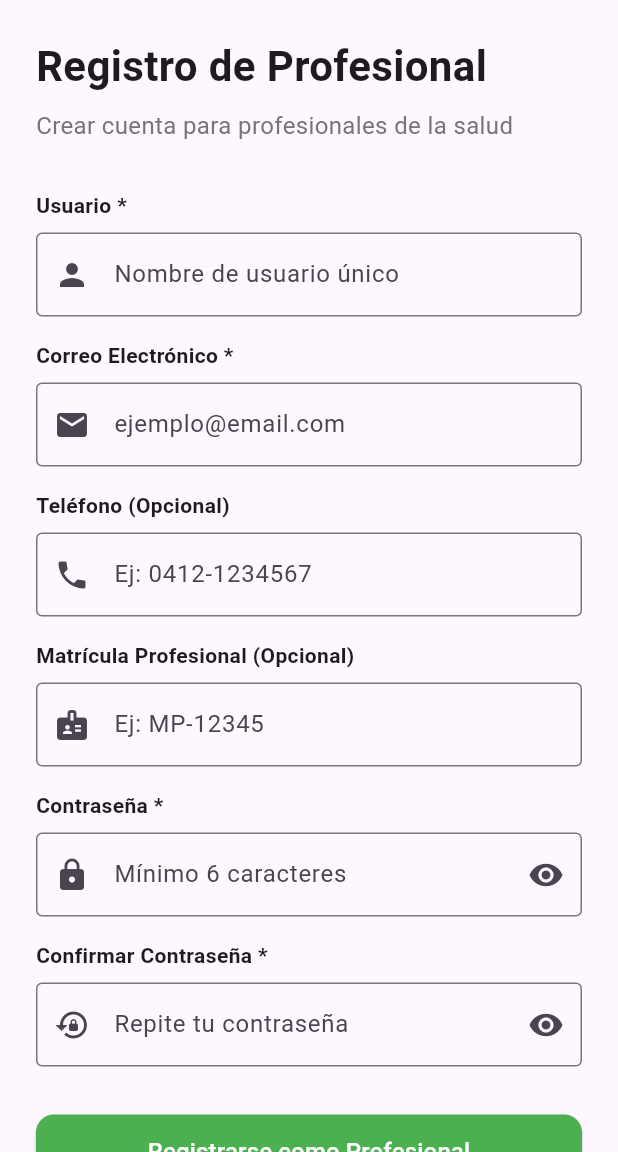
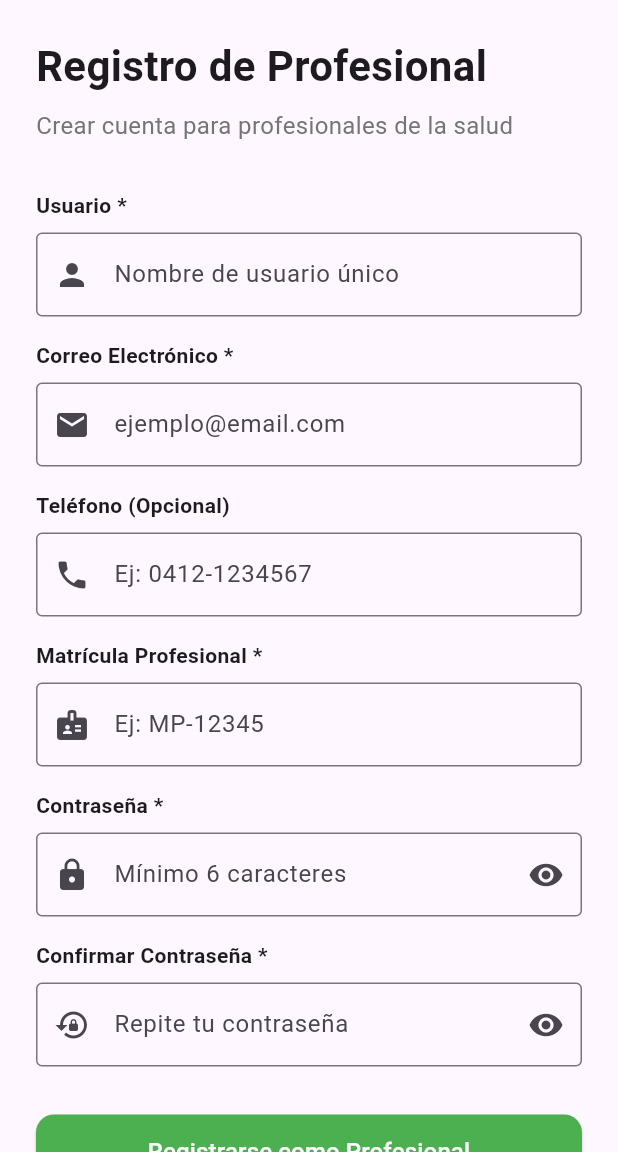
Before and after one commit to josepinto1991/healthshield_APP, a Flutter app: the ProfessionalRegisterScreen screen opened by its route, on a phone screen of 412 x 824 dp, the part 84-1236 px from its top. Run offline on Flutter 3.47's test engine with Material 3 defaults, Android fonts, the phone set to English and light mode, and no system bars; our stand-ins replace connectivity_plus, sqflite; accounts and stored records are empty.

Commit message:
refactor: Actualizar texto de matrícula profesional a obligatorio en el formulario de registro

```diff
--- a/mobile/lib/screens/professional_register_screen.dart
+++ b/mobile/lib/screens/professional_register_screen.dart
@@ -228,7 +228,7 @@ class _ProfessionalRegisterScreenState extends State<ProfessionalRegisterScreen>
               SizedBox(height: 16),
 
               // Matrícula Profesional (Opcional)
-              Text('Matrícula Profesional (Opcional)', style: TextStyle(fontWeight: FontWeight.bold)),
+              Text('Matrícula Profesional *', style: TextStyle(fontWeight: FontWeight.bold)),
               SizedBox(height: 8),
               TextFormField(
                 controller: _professionalLicenseController,
```
